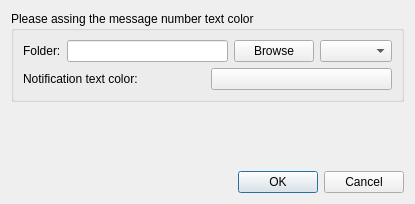
The window that src/dialogaddeditaccount.ui (gyunaev/birdtray) describes before a commit, drawn with Qt 5.
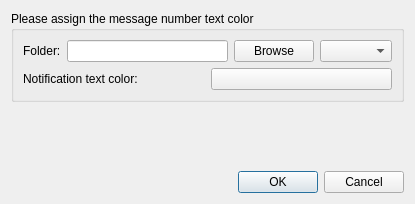
The same window after the commit. Icons and pictures are not drawn. Custom widgets are drawn as their Qt base class.

Diff of the .ui file:
```diff
--- a/src/dialogaddeditaccount.ui
+++ b/src/dialogaddeditaccount.ui
@@ -18,7 +18,7 @@
    <item>
     <widget class="QGroupBox" name="groupBox">
      <property name="title">
-      <string>Please assing the message number text color</string>
+      <string>Please assign the message number text color</string>
      </property>
      <layout class="QVBoxLayout" name="verticalLayout">
       <item>
```
